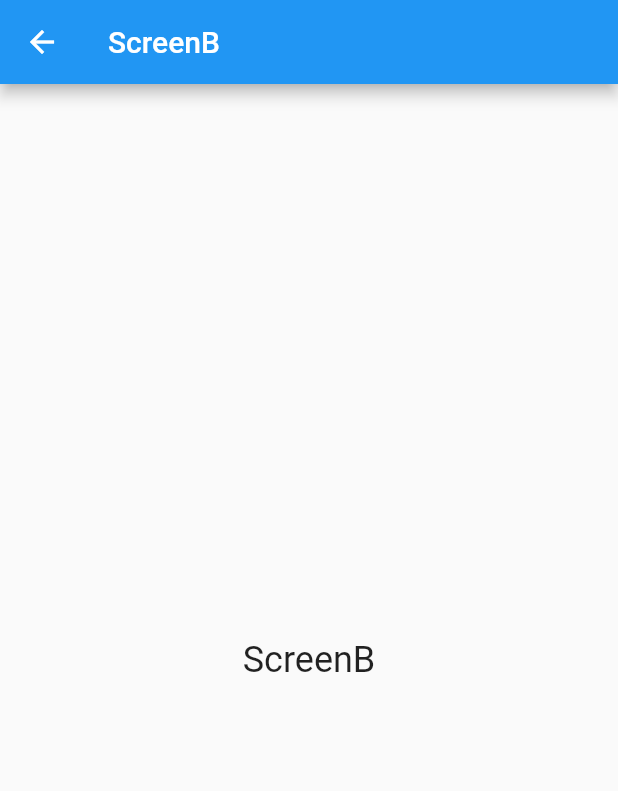
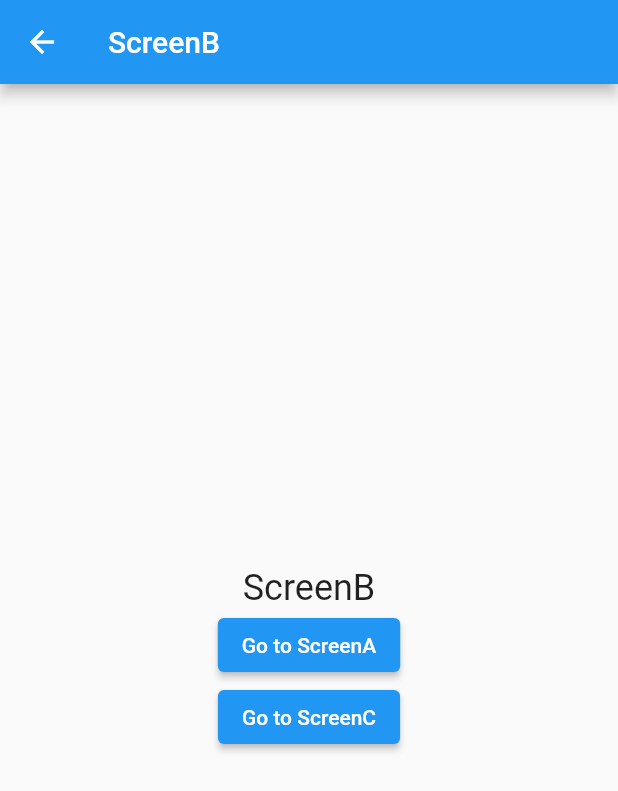
Before and after one commit to P-Chanyeop/Flutter-Apps, a Flutter app: the ScreenB screen opened by its route, on a phone screen of 412 x 824 dp. Shown: the top 791 px of the screen. Run offline on Flutter 3.47's test engine with Material 2 defaults, Android fonts, the phone set to English and light mode, and no system bars; our stand-ins replace fluttertoast.

Commit message:
edit : add function to go ScreenA on ScreenB and ScreenC

```diff
--- a/navigator/lib/ScreenB.dart
+++ b/navigator/lib/ScreenB.dart
@@ -1,4 +1,6 @@
 import 'package:flutter/material.dart';
+
+import 'ScreenA.dart';
 
 class  ScreenB extends StatelessWidget {
 
@@ -9,10 +11,27 @@ class  ScreenB extends StatelessWidget {
         title: Text('ScreenB'),
       ),
       body: Center(
-        child: Text('ScreenB',
-        style: TextStyle(
-          fontSize: 24.0
-          ),
+        child: Column(
+          mainAxisAlignment: MainAxisAlignment.center,
+          children: [
+            Text('ScreenB',
+            style: TextStyle(
+              fontSize: 24.0
+              ),
+            ),
+            ElevatedButton(
+              onPressed: (){
+                Navigator.push(context, MaterialPageRoute(builder: (_) => ScreenA()));
+              },
+              child: Text('Go to ScreenA'),
+            ),
+            ElevatedButton(
+              onPressed: (){
+                Navigator.pushNamed(context, '/c');
+              },
+              child: Text('Go to ScreenC'),
+            ),
+          ],
         ),
       ),
     );
```
Also changed, not shown: navigator/lib/ScreenC.dart (+23 -4 lines).
